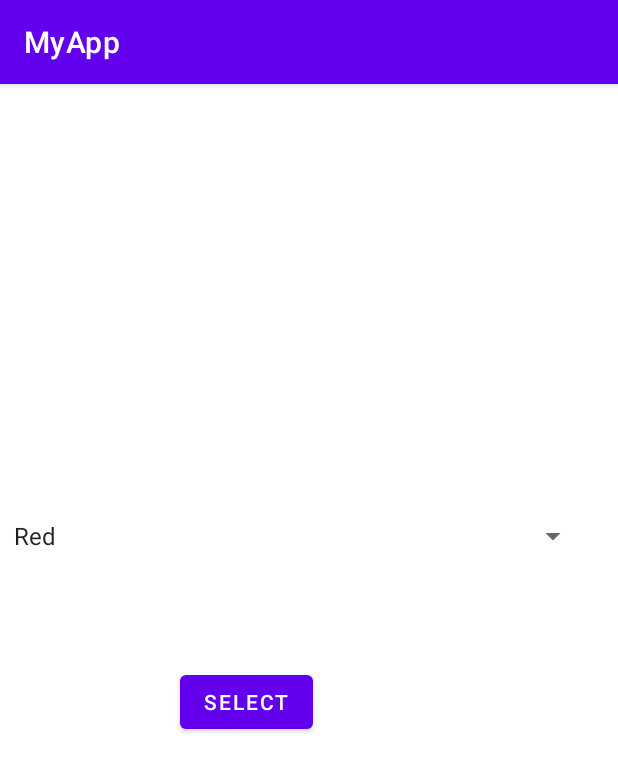
After one commit to neha-0415/KotlinDemo, an Android app: the MainActivity2 screen opened directly, with no data from a screen before it, on a phone screen of 412 x 824 dp. The commit adds this screen. Shown: the top 772 px of the screen. Run offline under Robolectric (Android 15) with nearby library versions, the phone set to English and light mode, and no system bars.

Commit message:
ChngeBackgrndColor App

```diff
--- a/app/src/main/AndroidManifest.xml
+++ b/app/src/main/AndroidManifest.xml
@@ -9,6 +9,13 @@
         android:roundIcon="@mipmap/ic_launcher_round"
         android:supportsRtl="true"
         android:theme="@style/Theme.MyApp">
+        <activity android:name=".MainActivity2">
+            <intent-filter>
+                <action android:name="android.intent.action.MAIN" />
+
+                <category android:name="android.intent.category.LAUNCHER" />
+            </intent-filter>
+        </activity>
         <activity android:name=".MainActivity">
             <intent-filter>
                 <action android:name="android.intent.action.MAIN" />
--- /dev/null
+++ b/app/src/main/java/com/example/myapp/MainActivity2.kt
@@ -0,0 +1,33 @@
+package com.example.myapp
+
+import android.graphics.Color
+import androidx.appcompat.app.AppCompatActivity
+import android.os.Bundle
+import android.view.View
+import android.widget.Button
+import android.widget.Spinner
+import androidx.constraintlayout.widget.ConstraintLayout
+
+class MainActivity2 : AppCompatActivity() {
+    override fun onCreate(savedInstanceState: Bundle?) {
+        super.onCreate(savedInstanceState)
+        setContentView(R.layout.activity_main2)
+
+        var layout=findViewById<ConstraintLayout>(R.id.container)
+        var spinner=findViewById<Spinner>(R.id.spinner)
+        var button=findViewById<Button>(R.id.button)
+
+        button.setOnClickListener(View.OnClickListener {
+            var color:String=spinner.selectedItem.toString()
+            when(color)
+            {
+                "Red" -> layout.setBackgroundColor(Color.RED)
+                "Green" -> layout.setBackgroundColor(Color.GREEN)
+                "Yellow" -> layout.setBackgroundColor(Color.YELLOW)
+                "Green" -> layout.setBackgroundColor(Color.BLUE)
+                "Gray" -> layout.setBackgroundColor(Color.GRAY)
+            }
+        })
+
+    }
+}
--- /dev/null
+++ b/app/src/main/res/layout/activity_main2.xml
@@ -0,0 +1,30 @@
+<?xml version="1.0" encoding="utf-8"?>
+<androidx.constraintlayout.widget.ConstraintLayout xmlns:android="http://schemas.android.com/apk/res/android"
+    xmlns:app="http://schemas.android.com/apk/res-auto"
+    xmlns:tools="http://schemas.android.com/tools"
+    android:id="@+id/container"
+    android:layout_width="match_parent"
+    android:layout_height="match_parent"
+    tools:context=".MainActivity2">
+
+    <Spinner
+        android:id="@+id/spinner"
+        android:layout_width="391dp"
+        android:layout_height="32dp"
+        android:layout_marginStart="1dp"
+        android:layout_marginTop="285dp"
+        android:entries="@array/array_colors"
+        android:spinnerMode="dropdown"
+        app:layout_constraintStart_toStartOf="parent"
+        app:layout_constraintTop_toTopOf="parent" />
+
+    <Button
+        android:id="@+id/button"
+        android:layout_width="wrap_content"
+        android:layout_height="wrap_content"
+        android:layout_marginStart="120dp"
+        android:layout_marginTop="388dp"
+        android:text="Select"
+        app:layout_constraintStart_toStartOf="parent"
+        app:layout_constraintTop_toTopOf="parent" />
+</androidx.constraintlayout.widget.ConstraintLayout>
--- a/app/src/main/res/values/strings.xml
+++ b/app/src/main/res/values/strings.xml
@@ -1,3 +1,10 @@
 <resources>
     <string name="app_name">MyApp</string>
+    <string-array name="array_colors">
+        <item>Red</item>
+        <item>Green</item>
+        <item>Yellow</item>
+        <item>Blue</item>
+        <item>Gray</item>
+    </string-array>
 </resources>
```
